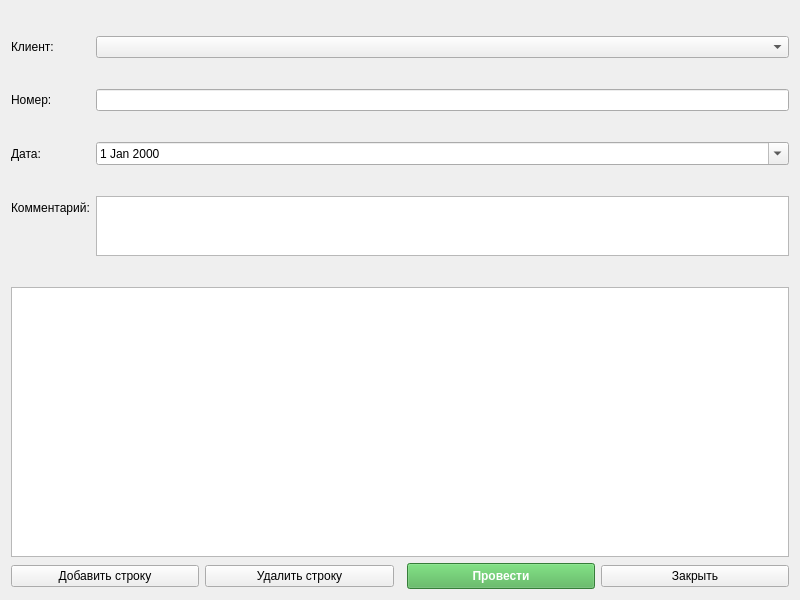
Above: src/ui/rentalform.ui from Smurf72T/POC_Terminal_Tracker before the change. Below: the same form after it.
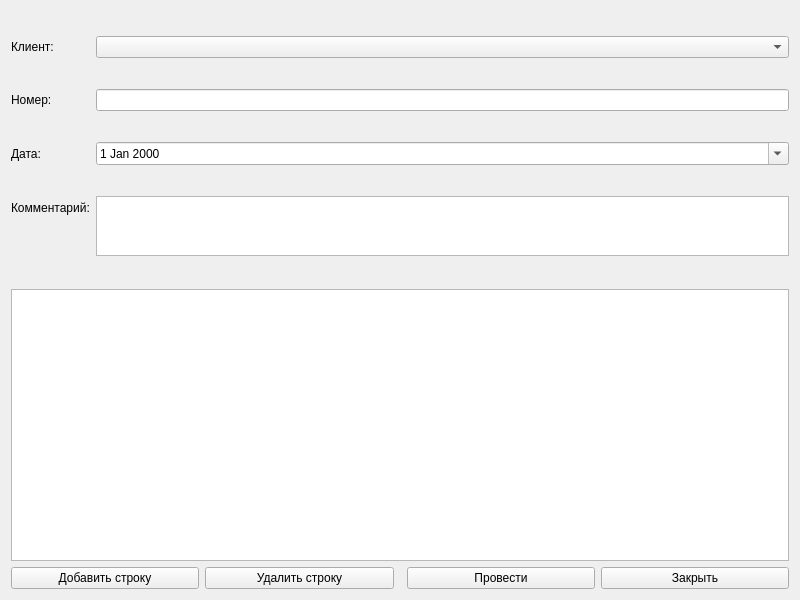
That is the form after the change.

```diff
--- a/src/ui/rentalform.ui
+++ b/src/ui/rentalform.ui
@@ -28,7 +28,7 @@
                     <item><widget class="QPushButton" name="btnAddRow"><property name="text"><string>Добавить строку</string></property></widget></item>
                     <item><widget class="QPushButton" name="btnDeleteRow"><property name="text"><string>Удалить строку</string></property></widget></item>
                     <item><spacer name="horizontalSpacer"><property name="orientation"><enum>Qt::Horizontal</enum></property></spacer></item>
-                    <item><widget class="QPushButton" name="btnPost"><property name="text"><string>Провести</string></property><property name="styleSheet"><string>QPushButton { background-color: #4CAF50; color: white; font-weight: bold; padding: 5px; }</string></property></widget></item>
+                    <item><widget class="QPushButton" name="btnPost"><property name="text"><string>Провести</string></property></widget></item>
                     <item><widget class="QPushButton" name="btnClose"><property name="text"><string>Закрыть</string></property></widget></item>
                 </layout>
             </item>
```
